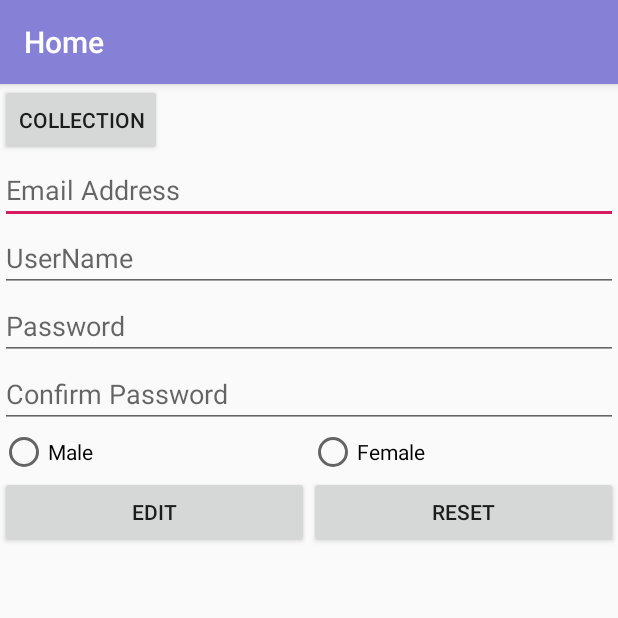
After one commit to sghatuwa/android-example, an Android app: the Home screen opened directly, with no data from a screen before it, on a phone screen of 412 x 824 dp, the top half of it. The commit adds this screen. Run offline under Robolectric (Android 15) with nearby library versions, the phone set to English and light mode, and no system bars; 5 statements that could not run were skipped.

Commit message:
Added Edit and login by database

```diff
--- a/app/src/main/AndroidManifest.xml
+++ b/app/src/main/AndroidManifest.xml
@@ -21,14 +21,16 @@
         </activity>
         <activity android:name=".activity.DashBoard"
             android:label="DashBoard"
+            android:parentActivityName=".activity.Home"
             android:screenOrientation="portrait">
         </activity>
 
         <activity android:name=".activity.Signup"
             android:label="Signup"
             android:parentActivityName=".MainActivity">
-
         </activity>
+        <activity android:name=".activity.Home"
+            android:label="Home"/>
     </application>
 
 </manifest>
--- /dev/null
+++ b/app/src/main/java/com/example/myjavaapps/activity/Home.java
@@ -0,0 +1,61 @@
+package com.example.myjavaapps.activity;
+
+import android.content.Intent;
+import android.content.SharedPreferences;
+import android.os.Bundle;
+import android.view.View;
+import android.widget.Button;
+import android.widget.EditText;
+import android.widget.RadioButton;
+import android.widget.Toast;
+
+import androidx.annotation.Nullable;
+import androidx.appcompat.app.AppCompatActivity;
+
+import com.example.myjavaapps.R;
+import com.example.myjavaapps.data.User;
+import com.example.myjavaapps.database.DatabaseHelper;
+
+public class Home extends AppCompatActivity {
+
+    Button edit, reset, collection;
+    EditText email, username, password, confirm_password;
+    RadioButton male, female;
+    DatabaseHelper databaseHelper = new DatabaseHelper(this);
+    SharedPreferences sharedPreferences;
+    @Override
+    protected void onCreate(@Nullable Bundle savedInstanceState) {
+        super.onCreate(savedInstanceState);
+        setContentView(R.layout.home);
+
+        sharedPreferences = getSharedPreferences("user", MODE_PRIVATE);
+        collection = findViewById(R.id.collection);
+        edit = findViewById(R.id.edit_btn);
+        reset = findViewById(R.id.reset_btn);
+        email = findViewById(R.id.email);
+        password = findViewById(R.id.password);
+        username = findViewById(R.id.username);
+        confirm_password = findViewById(R.id.confirm_password);
+        male = findViewById(R.id.male);
+        female = findViewById(R.id.female);
+
+        collection.setOnClickListener(new View.OnClickListener() {
+            @Override
+            public void onClick(View view) {
+                startActivity(new Intent(Home.this, DashBoard.class));
+            }
+        });
+        String uname = sharedPreferences.getString("username", "");
+        Toast.makeText(this, "Username: "+uname, Toast.LENGTH_SHORT).show();
+        User user = databaseHelper.getUserData(uname);
+        email.setText(user.getEmail());
+        username.setText(user.getUsername());
+        password.setText(user.getPassword());
+
+        if(user.getGender().equals(male.getText().toString())){
+            male.setChecked(true);
+        } else if(user.getGender().equals(female.getText().toString())){
+            female.setChecked(true);
+        }
+    }
+}
--- a/app/src/main/java/com/example/myjavaapps/database/DatabaseHelper.java
+++ b/app/src/main/java/com/example/myjavaapps/database/DatabaseHelper.java
@@ -2,8 +2,11 @@ package com.example.myjavaapps.database;
 
 import android.content.ContentValues;
 import android.content.Context;
+import android.database.Cursor;
 import android.database.sqlite.SQLiteDatabase;
 import android.database.sqlite.SQLiteOpenHelper;
+
+import com.example.myjavaapps.data.User;
 
 public class DatabaseHelper extends SQLiteOpenHelper {
 
@@ -49,4 +52,47 @@ public class DatabaseHelper extends SQLiteOpenHelper {
         db.close();
         return (status != -1);
     }
+
+    public boolean validateUser(String username, String password){
+        SQLiteDatabase db = this.getReadableDatabase();
+        db.beginTransaction();
+
+        String whereClauase = USER_USERNAME+ " = ? AND "+USER_PASSWORD +" = ?";
+        String[] whereArgs = new String[]{
+                username, password
+        };
+        Cursor cursor = db.query(TABLE_NAME, null, whereClauase, whereArgs, null,
+                null, null);
+        boolean status = false;
+        if(cursor.getCount()>0){
+            status = true;
+        }
+        cursor.close();
+        db.setTransactionSuccessful();
+        db.endTransaction();
+        db.close();
+        return status;
+    }
+
+    public User getUserData(String username){
+        User user = null;
+        SQLiteDatabase db =this.getReadableDatabase();
+        db.beginTransaction();
+        String whereClauase = USER_USERNAME+ " = ?";
+        String[] whereArgs = new String[]{
+                username
+        };
+        Cursor cursor = db.query(TABLE_NAME, null, whereClauase, whereArgs, null,
+                null, null);
+        if(cursor.getCount()> 0){
+            cursor.moveToFirst();
+            do{
+                user = new User(cursor.getInt(0), cursor.getString(1),
+                        cursor.getString(2), cursor.getString(3), cursor.getString(4));
+                System.out.println("cursor.getString(1) = " + cursor.getString(1));
+                System.out.println("cursor.getString(2) = " + cursor.getString(2));
+            }while(cursor.moveToNext());
+        }
+        return user;
+    }
 }
--- /dev/null
+++ b/app/src/main/res/layout/home.xml
@@ -0,0 +1,88 @@
+<?xml version="1.0" encoding="utf-8"?>
+<LinearLayout xmlns:android="http://schemas.android.com/apk/res/android"
+    android:layout_width="match_parent"
+    android:layout_height="match_parent"
+    android:orientation="vertical">
+
+    <LinearLayout
+        android:layout_width="match_parent"
+        android:layout_height="wrap_content"
+        android:orientation="horizontal">
+
+        <Button
+            android:id="@+id/collection"
+            android:layout_width="wrap_content"
+            android:layout_height="wrap_content"
+            android:text="Collection" />
+    </LinearLayout>
+
+    <LinearLayout
+        android:layout_width="match_parent"
+        android:layout_height="match_parent"
+        android:orientation="vertical">
+
+        <EditText
+            android:id="@+id/email"
+            android:layout_width="match_parent"
+            android:layout_height="wrap_content"
+            android:hint="Email Address" />
+
+        <EditText
+            android:id="@+id/username"
+            android:layout_width="match_parent"
+            android:layout_height="wrap_content"
+            android:hint="UserName" />
+
+        <EditText
+            android:id="@+id/password"
+            android:layout_width="match_parent"
+            android:layout_height="wrap_content"
+            android:hint="Password" />
+
+        <EditText
+            android:id="@+id/confirm_password"
+            android:layout_width="match_parent"
+            android:layout_height="wrap_content"
+            android:hint="Confirm Password" />
+
+
+        <RadioGroup
+            android:layout_width="match_parent"
+            android:layout_height="wrap_content"
+            android:orientation="horizontal">
+
+            <RadioButton
+                android:id="@+id/male"
+                android:layout_width="match_parent"
+                android:layout_height="wrap_content"
+                android:layout_weight="1"
+                android:text="Male" />
+
+            <RadioButton
+                android:id="@+id/female"
+                android:layout_width="match_parent"
+                android:layout_height="wrap_content"
+                android:layout_weight="1"
+                android:text="Female" />
+        </RadioGroup>
+
+        <LinearLayout
+            android:layout_width="match_parent"
+            android:layout_height="wrap_content">
+
+            <Button
+                android:id="@+id/edit_btn"
+                android:layout_width="match_parent"
+                android:layout_height="wrap_content"
+                android:layout_weight="1"
+                android:text="Edit" />
+
+            <Button
+                android:id="@+id/reset_btn"
+                android:layout_width="match_parent"
+                android:layout_height="wrap_content"
+                android:layout_weight="1"
+                android:text="Reset" />
+        </LinearLayout>
+    </LinearLayout>
+</LinearLayout>
```
Also changed, not shown: app/src/main/java/com/example/myjavaapps/MainActivity.java (+6 -3 lines), app/src/main/java/com/example/myjavaapps/data/User.java (added, +58 -0 lines).
